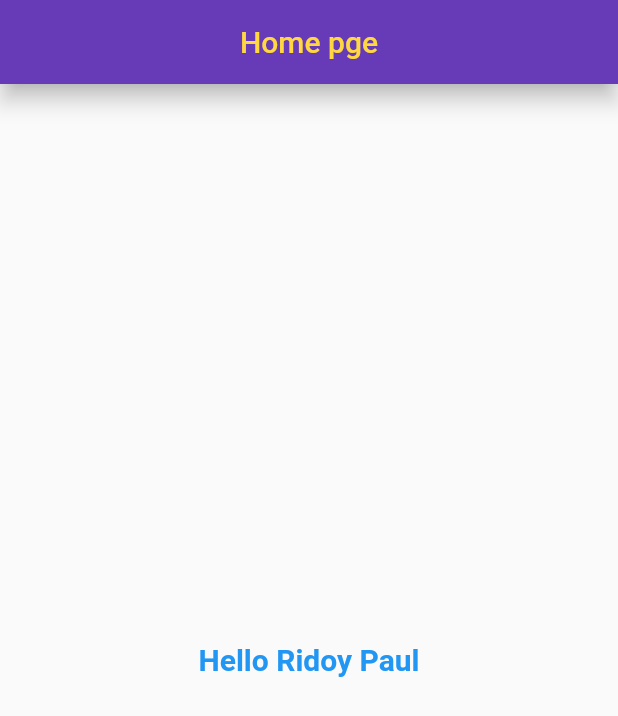
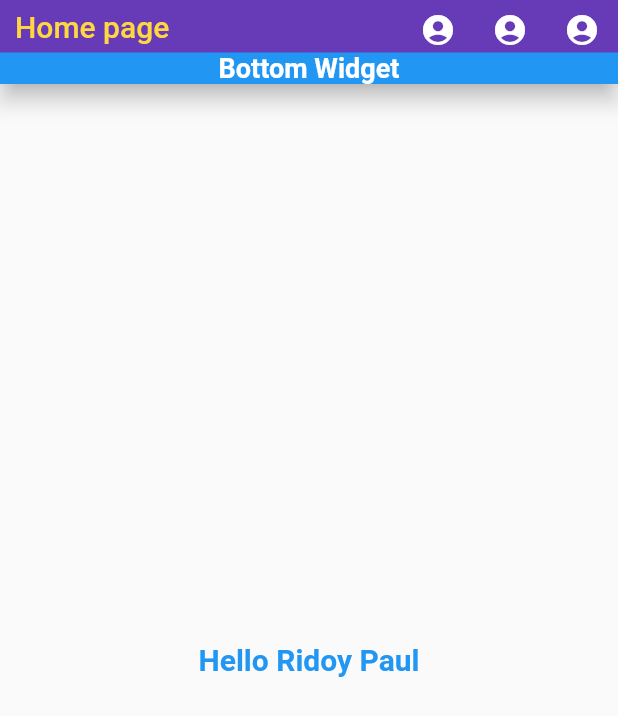
Before and after one commit to Ridoy-paul/flutter-practice, a Flutter app: the screen it shows after launch, on a phone screen of 412 x 824 dp. Shown: the top 716 px of the screen. Run offline on Flutter 3.47's test engine with Material 2 defaults, Android fonts, the phone set to English and light mode, and no system bars.

Commit message:
activity updated

```diff
--- a/lib/main.dart
+++ b/lib/main.dart
@@ -57,19 +57,44 @@ class MyAppBar extends StatelessWidget implements PreferredSizeWidget {
   Widget build(BuildContext context) {
     return AppBar(
       title: Text(
-        'Home pge',
+        'Home page',
         style: TextStyle(
           color: Colors.amberAccent,
         ),
       ),
-      titleSpacing: 0,
-      centerTitle: true,
-      toolbarHeight: 60,
+      titleSpacing: 10,
+      toolbarHeight: 70,
       toolbarOpacity: 1,
       elevation: 6,
       backgroundColor: Colors.deepPurple,
+
       shape: RoundedRectangleBorder(
         borderRadius: BorderRadius.circular(0),
+      ),
+
+      actions: [
+        IconButton(onPressed: (){
+          print('clicked');
+        }, icon: (Icon(Icons.account_circle))),
+        IconButton(onPressed: (){}, icon: (Icon(Icons.account_circle))),
+        IconButton(onPressed: (){}, icon: (Icon(Icons.account_circle))),
+
+      ],
+
+      bottom: PreferredSize(
+        preferredSize: Size.fromHeight(4.0), // Adjust the height as needed
+        child: Container(
+          color: Colors.blue,
+          alignment: Alignment.center,
+          child: Text(
+            'Bottom Widget',
+            style: TextStyle(
+              fontSize: 18.0,
+              color: Colors.white,
+              fontWeight: FontWeight.bold,
+            ),
+          ),
+        ),
       ),
 
     );
```
